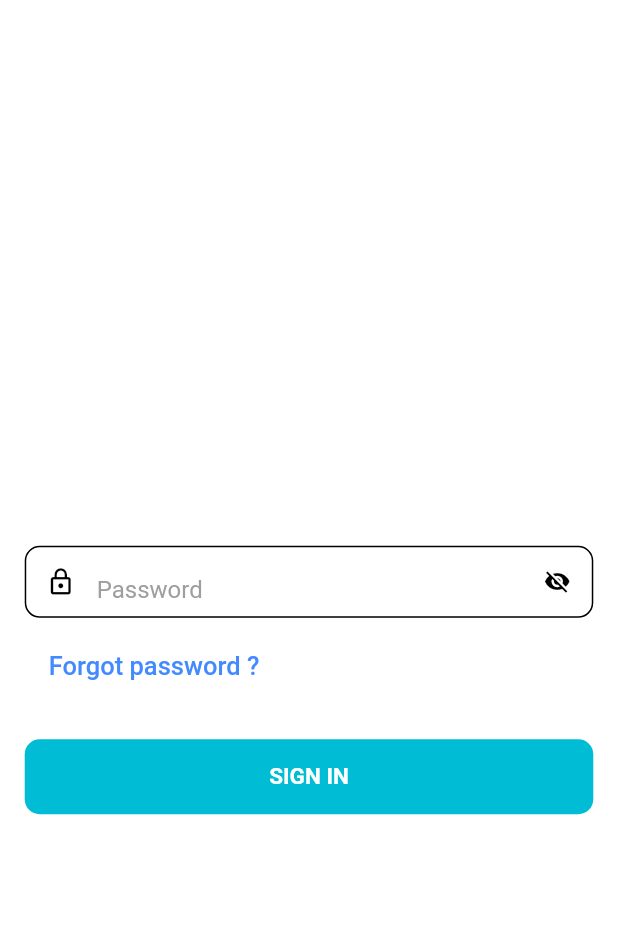
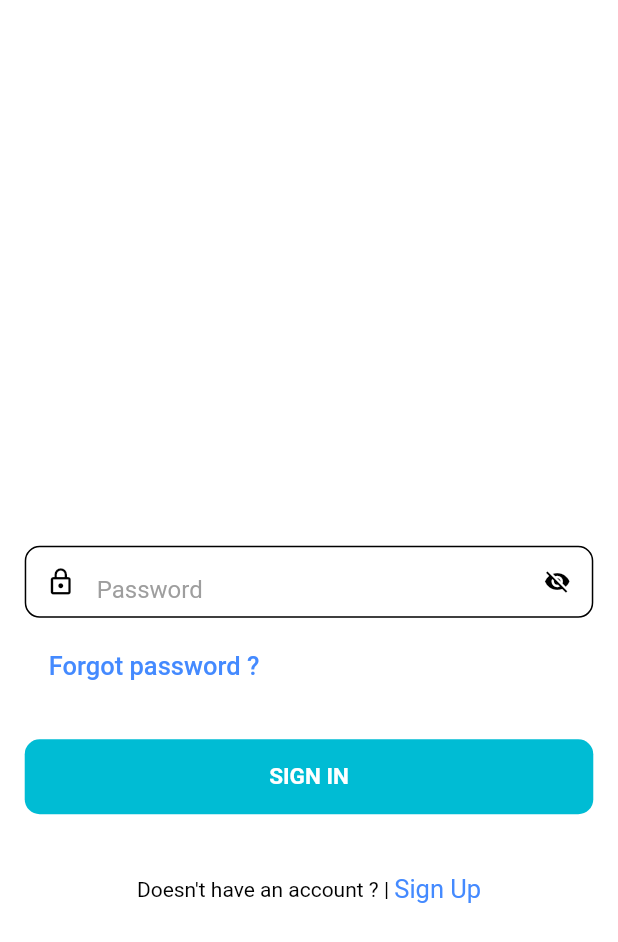
Before and after one commit to sreekanthnkartha/version_1, a Flutter app: the screen it shows after launch, on a phone screen of 412 x 824 dp. Shown: the top 942 px of the screen. Run offline on Flutter 3.47's test engine with Material 2 defaults, Android fonts, the phone set to English and light mode, and no system bars; our stand-ins replace firebase_auth, firebase_core, fluttertoast; accounts and stored records are empty; Roboto replaces fonts that are missing (SFUIDisplay).

Commit message:
first commit

```diff
--- a/lib/login.dart
+++ b/lib/login.dart
@@ -20,9 +20,7 @@ class _LoginScreenState extends State<LoginScreen> {
   TextEditingController passwordController = TextEditingController();
   var _passwordVisible = false;
   void initState() {
-
     _passwordVisible = false;
-
   }
 
   final FirebaseAuth firebaseAuth = FirebaseAuth.instance;
@@ -172,26 +170,22 @@ class _LoginScreenState extends State<LoginScreen> {
                             borderRadius: BorderRadius.circular(10)),
                       ),
                     ),
-                    // SizedBox(
-                    //   height: 40,
-                    // ),
-                    // Row(
-                    //   mainAxisAlignment: MainAxisAlignment.center,
-                    //   children: [
-                    //     Text(
-                    //       "New user ?",
-                    //     ),
-                    //     MaterialButton(
-                    //         onPressed: () {
-                    //           // Get.toNamed("/register");
-                    //         },
-                    //         child: Text("Register now",
-                    //             style: TextStyle(
-                    //                 color: Colors.red[800],
-                    //                 fontSize: 18,
-                    //                 decoration: TextDecoration.underline)))
-                    //   ],
-                    // ),
+                    SizedBox(
+                      height: 40,
+                    ),
+                    Row(
+                      mainAxisAlignment: MainAxisAlignment.center,
+                      children: [
+                        Text("Doesn't have an account ? | ",
+                            style: TextStyle(color: Colors.black)),
+                        GestureDetector(
+                          onTap: () {},
+                          child: Text("Sign Up",
+                              style: TextStyle(
+                                  color: Colors.blueAccent, fontSize: 17)),
+                        ),
+                      ],
+                    ),
                   ],
                 ),
               ),
--- a/pubspec.yaml
+++ b/pubspec.yaml
@@ -62,8 +62,8 @@ flutter:
   uses-material-design: true
 
   # To add assets to your application, add an assets section, like this:
-  # assets:
-  #   - images/a_dot_burr.jpeg
+  assets:
+    - images/
   #   - images/a_dot_ham.jpeg
 
   # An image asset can refer to one or more resolution-specific "variants", see
```
Also changed, not shown: images/bg.jpg (added).
